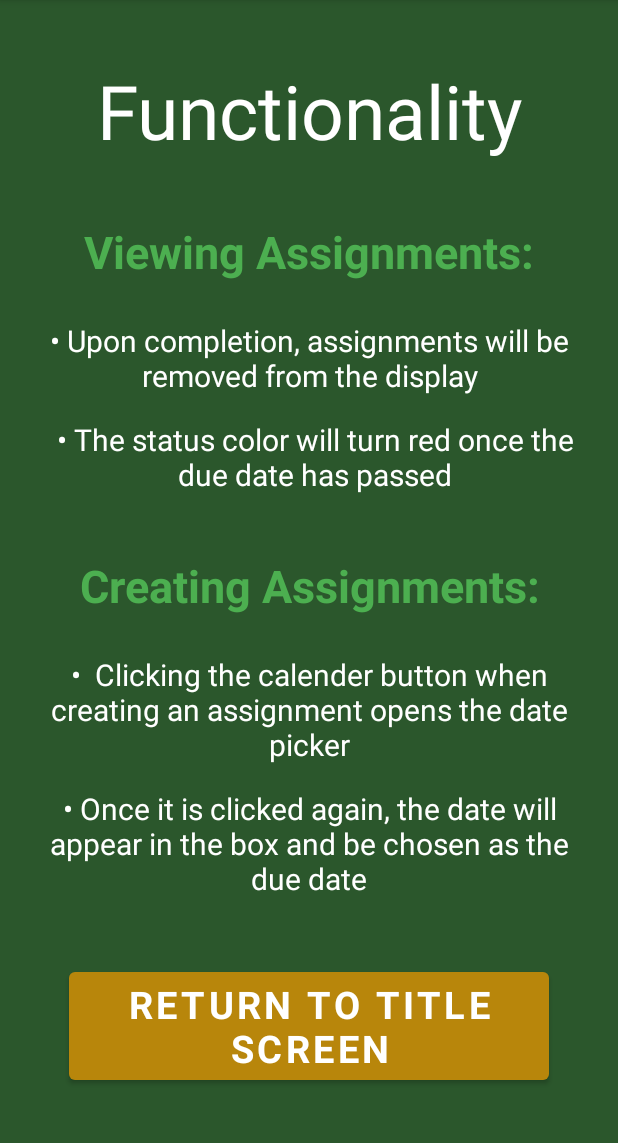
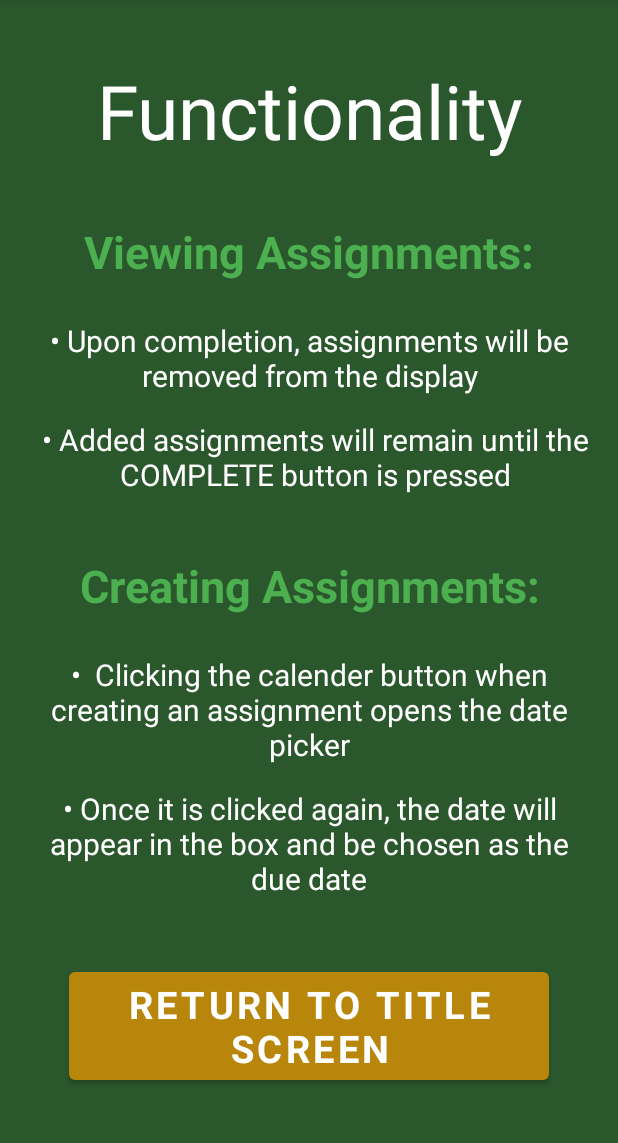
Before and after one commit to LukeFarrell0126/HomeworkPlanner, an Android app: the AboutFragment screen opened through its navigation route, on a phone screen of 412 x 824 dp, the part 84-1227 px from its top. Run offline under Robolectric (Android 15) with nearby library versions, the phone set to English and light mode, and no system bars; our stand-ins replace Firebase (no records; nobody signed in at launch, a user with empty details on screens opened directly), navigation-ui; Roboto replaces fonts that are not available here.

Commit message:
final commit

```diff
--- a/app/src/main/java/com/example/homeworkplanner/ActionFragment.kt
+++ b/app/src/main/java/com/example/homeworkplanner/ActionFragment.kt
@@ -1,6 +1,7 @@
 package com.example.homeworkplanner
 
 import android.os.Bundle
+import android.util.Log
 import android.view.*
 import androidx.fragment.app.Fragment
 import android.widget.Toast
@@ -23,8 +24,10 @@ class ActionFragment : Fragment() {
         savedInstanceState: Bundle?
     ): View? {
         dbRef = Firebase.database.reference //in view model or every fragment
+
         _binding = FragmentActionBinding.inflate(inflater, container, false)
         val rootView = binding.root
+
         setHasOptionsMenu(true)
         binding.addButton.setOnClickListener{
             val action = ActionFragmentDirections.actionActionFragmentToChooseFragment()
--- a/app/src/main/java/com/example/homeworkplanner/CreateFragment.kt
+++ b/app/src/main/java/com/example/homeworkplanner/CreateFragment.kt
@@ -4,6 +4,7 @@ import android.app.DatePickerDialog
 import android.icu.util.Calendar
 import android.os.Build
 import android.os.Bundle
+import android.util.Log
 import android.view.*
 import androidx.fragment.app.Fragment
 import android.widget.Toast
@@ -73,7 +74,7 @@ class CreateFragment : Fragment() {
                     "You have created a NEW assignment!!",
                     Snackbar.LENGTH_SHORT
                 ).show()
-                viewModel.index
+                Log.d("MainActivity", "${viewModel.updated}")
                 viewModel.addAssignment(
                     args.typeArg,
                     binding.nameText.text.toString(),
--- a/app/src/main/java/com/example/homeworkplanner/MainFragment.kt
+++ b/app/src/main/java/com/example/homeworkplanner/MainFragment.kt
@@ -25,13 +25,16 @@ class MainFragment : Fragment() {
         dbRef = Firebase.database.reference //in view model or every fragment
         _binding = FragmentMainBinding.inflate(inflater, container, false)
         val rootView = binding.root
+        if(viewModel.updated == false) {
+            viewModel.resumeData()
+        }
         var hours = (viewModel.totalTime() / 1).toInt()
         var minutes = ((viewModel.totalTime() % 1) * 60).toInt()
         setHasOptionsMenu(true)
 
         if (viewModel.numOfAssignments == 0 || (minutes == 0 && hours == 0)) {
-            binding.overviewText.text = "You have no ongoing assignments"
-            binding.timeText.text = "You have about no work to complete"
+            binding.overviewText.text = ""
+            binding.timeText.text = ""
         } else if (viewModel.numOfAssignments == 1) {
             binding.overviewText.text = "You have ${viewModel.numOfAssignments} assignment due"
         } else {
--- a/app/src/main/java/com/example/homeworkplanner/PlanningViewModel.kt
+++ b/app/src/main/java/com/example/homeworkplanner/PlanningViewModel.kt
@@ -1,16 +1,23 @@
 package com.example.homeworkplanner
 
 import android.media.MediaPlayer
+import android.util.Log
 import androidx.lifecycle.LiveData
 import androidx.lifecycle.MutableLiveData
 import androidx.lifecycle.ViewModel
+import com.google.firebase.database.DataSnapshot
+import com.google.firebase.database.DatabaseError
+import com.google.firebase.database.DatabaseReference
+import com.google.firebase.database.ValueEventListener
+import com.google.firebase.database.ktx.database
+import com.google.firebase.ktx.Firebase
 import java.text.SimpleDateFormat
 import java.util.*
 
 class PlanningViewModel : ViewModel() {
-    var list = mutableListOf<Assignment>(
+    var list = mutableListOf<Assignment>()
+    var dbRef: DatabaseReference = Firebase.database.reference
 
-    )
     private var _index = 0 //change back once test case is removed
     var index: Int = 0
         get() = _index
@@ -26,6 +33,11 @@ class PlanningViewModel : ViewModel() {
     val numOfAssignments: Int
         get() = list.size
 
+    private var _updated = false //change back once test case is removed
+    var updated: Boolean = false
+        get() = _updated
+
+
     fun addAssignment(
         type: String, name: String, date: String, desc: String, subject: String,
         points: Int, time: Double
@@ -33,12 +45,21 @@ class PlanningViewModel : ViewModel() {
 
         list.add(Assignment(type, name, date, desc, subject, points, time, false, _index))
         _index++
-
+        updateDatabase()
     }
 
-    fun removeAssignment(index:Int) {
+    fun addAssignment2(
+        type: String, name: String, date: String, desc: String, subject: String,
+        points: Int, time: Double
+    ) {
+        list.add(Assignment(type, name, date, desc, subject, points, time, false, _index))
+        _index++
+    }
+
+    fun removeAssignment(index: Int) {
         list.removeAt(index)
         updateIndex()
+        updateDatabase()
     }
     fun totalTime(): Double {
         var total = 0.0
@@ -52,6 +73,7 @@ class PlanningViewModel : ViewModel() {
         list.get(index ?: 0).completed = true
         updateIndex()
     }
+
     fun updateIndex() {
         var n = 0
         for (work in list) {
@@ -60,4 +82,44 @@ class PlanningViewModel : ViewModel() {
         }
         _index = list.size
     }
+
+    fun updateDatabase() {
+        dbRef.child("assignments").removeValue()
+        for (work in list) {
+            dbRef.child("assignments").push().setValue(work)
+        }
+    }
+
+    fun resumeData() {
+        dbRef.addValueEventListener(object : ValueEventListener {
+            override fun onDataChange(dataSnapshot: DataSnapshot) {
+                if (updated == false){
+                val allDBEntries = dataSnapshot.children
+                var assignmentsAdded = 0
+                for (allAssignmentEntries in allDBEntries) {
+                    for (singleAssignmentEntry in allAssignmentEntries.children) {
+                        assignmentsAdded++
+                        addAssignment2(
+                            singleAssignmentEntry.child("type").getValue().toString(),
+                            singleAssignmentEntry.child("name").getValue().toString(),
+                            singleAssignmentEntry.child("date").getValue().toString(),
+                            singleAssignmentEntry.child("desc").getValue().toString(),
+                            singleAssignmentEntry.child("subject").getValue().toString(),
+                            singleAssignmentEntry.child("points").getValue().toString().toInt(),
+                            singleAssignmentEntry.child("time").getValue().toString().toDouble(),
+                        )
+                    }
+                }
+                _index = assignmentsAdded
+            }
+                _updated = true
+
+            }
+
+            override fun onCancelled(error: DatabaseError) {
+                // Failed to read value
+                Log.w("MainActivity", "Failed to read value.", error.toException())
+            }
+        })
+    }
 }
--- a/app/src/main/res/layout/fragment_about.xml
+++ b/app/src/main/res/layout/fragment_about.xml
@@ -72,7 +72,7 @@
         android:layout_height="wrap_content"
         android:layout_marginStart="4dp"
         android:layout_marginTop="15dp"
-        android:text="• The status color will turn red once the due date has passed"
+        android:text="• Added assignments will remain until the COMPLETE button is pressed"
         android:textAlignment="center"
         android:textColor="@color/white"
         android:textSize="20sp"
```
